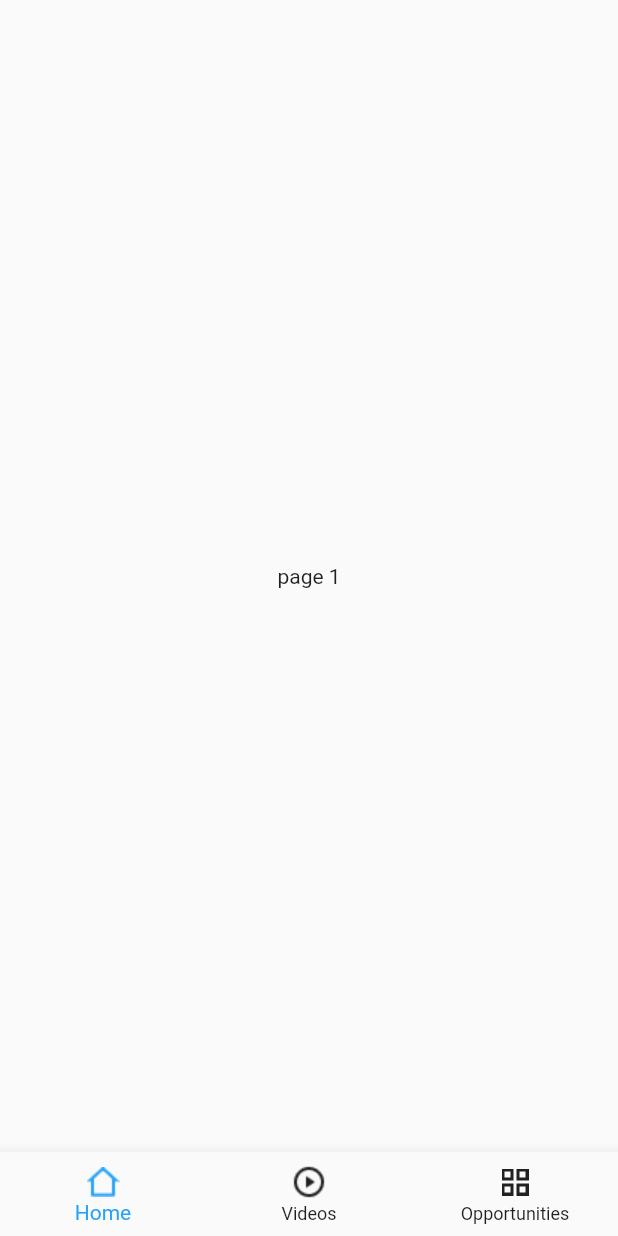
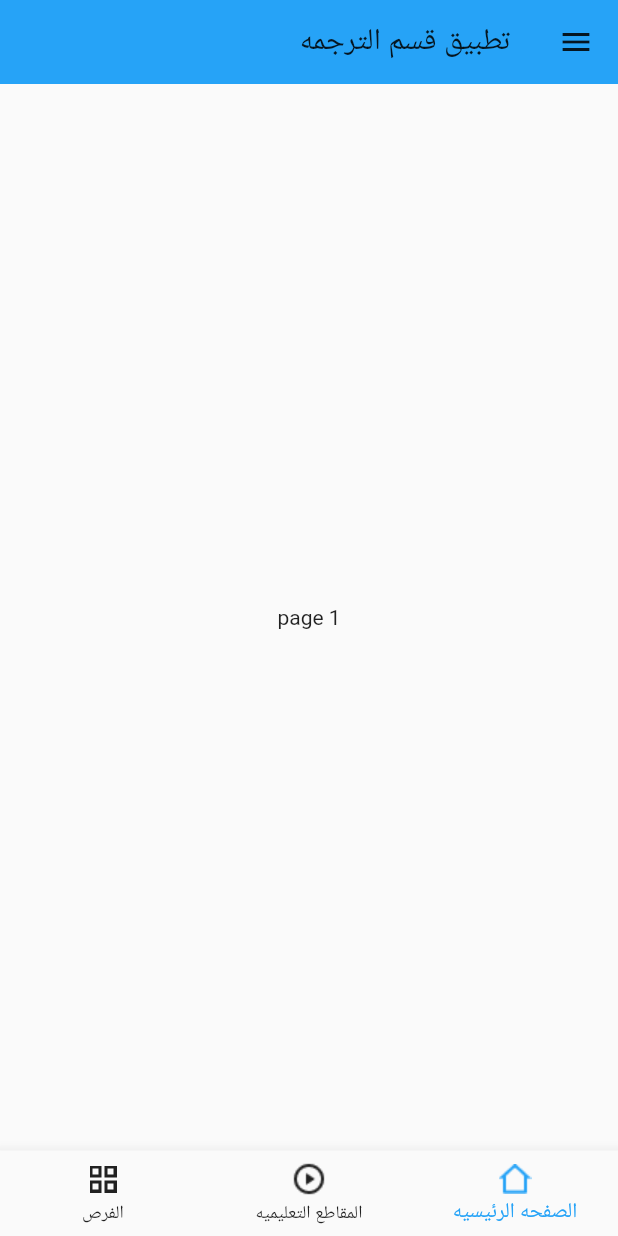
Before and after one commit to husseinkad/translation-dept.-app-, a Flutter app: the screen it shows after launch, on a phone screen of 412 x 824 dp. Run offline on Flutter 3.47's test engine with Material 2 defaults, Android fonts, the phone set to English and light mode, and no system bars.

Commit message:
app bar and some changes

```diff
--- /dev/null
+++ b/lib/home.dart
@@ -0,0 +1,69 @@
+import 'package:flutter/material.dart';
+
+
+class Home extends StatefulWidget {
+  const Home({Key? key}) : super(key: key);
+
+  @override
+  State<Home> createState() => _HomeState();
+}
+
+class _HomeState extends State<Home> {
+
+  int _selectedScreenIndex = 0;
+  static const List<Widget> _widgetOptions = <Widget>[
+    Text('page 1'),
+    Text('page 2'),
+    Text('page 3'),
+  ];
+
+  void _selectScreen(int index) {
+    setState(() {
+      _selectedScreenIndex = index;
+    });
+  }
+
+  @override
+  Widget build(BuildContext context) {
+    return Scaffold(
+      appBar: AppBar(
+        elevation: 0,
+        backgroundColor: const Color(0xFF26A3F7),
+        leading: const Icon(Icons.menu, color: Colors.black87,),
+        title: const Text('تطبيق قسم الترجمه', style: TextStyle(color: Colors.black87),),
+      ),
+      body: Center(
+        child: _widgetOptions.elementAt(_selectedScreenIndex),
+      ),
+      bottomNavigationBar: BottomNavigationBar(
+        // showSelectedLabels: false,
+        // showUnselectedLabels: false,
+        unselectedItemColor: Colors.black87,
+        selectedItemColor: const Color(0xFF26A3F7),
+        currentIndex: _selectedScreenIndex,
+        onTap: _selectScreen,
+        // backgroundColor: const Color(0xff191919),
+        items: const [
+          BottomNavigationBarItem(
+            icon: ImageIcon(
+              AssetImage("assets/home.png"),
+            ),
+            label: 'الصفحه الرئيسيه',
+          ),
+          BottomNavigationBarItem(
+            icon: ImageIcon(
+              AssetImage("assets/play.png"),
+            ),
+            label: 'المقاطع التعليميه',
+          ),
+          BottomNavigationBarItem(
+            icon: ImageIcon(
+              AssetImage("assets/cate.png"),
+            ),
+            label: 'الفرص',
+          ),
+        ],
+      ),
+    );
+  }
+}
--- a/lib/main.dart
+++ b/lib/main.dart
@@ -1,4 +1,6 @@
 import 'package:flutter/material.dart';
+
+import 'home.dart';
 
 void main() {
   WidgetsFlutterBinding.ensureInitialized();
@@ -13,72 +15,13 @@ class MyApp extends StatelessWidget {
   @override
   Widget build(BuildContext context) {
     return MaterialApp(
-      title: 'Flutter Demo',
+      debugShowCheckedModeBanner: false,
       theme: ThemeData(
         primarySwatch: Colors.blue,
       ),
-      home: const Home(),
+      home: const Directionality(
+        textDirection: TextDirection.rtl,
+          child: Home()),
     );
   }
 }
-
-class Home extends StatefulWidget {
-  const Home({Key? key}) : super(key: key);
-
-  @override
-  State<Home> createState() => _HomeState();
-}
-
-class _HomeState extends State<Home> {
-
-  int _selectedScreenIndex = 0;
-  static const List<Widget> _widgetOptions = <Widget>[
-    Text('page 1'),
-    Text('page 2'),
-    Text('page 3'),
-  ];
-
-  void _selectScreen(int index) {
-    setState(() {
-      _selectedScreenIndex = index;
-    });
-  }
-
-  @override
-  Widget build(BuildContext context) {
-    return Scaffold(
-      body: Center(
-        child: _widgetOptions.elementAt(_selectedScreenIndex),
-      ),
-      bottomNavigationBar: BottomNavigationBar(
-        // showSelectedLabels: false,
-        // showUnselectedLabels: false,
-        unselectedItemColor: Colors.black87,
-        selectedItemColor: const Color(0xFF26A3F7),
-        currentIndex: _selectedScreenIndex,
-        onTap: _selectScreen,
-        // backgroundColor: const Color(0xff191919),
-        items: const [
-          BottomNavigationBarItem(
-            icon: ImageIcon(
-              AssetImage("assets/home.png"),
-            ),
-            label: 'Home',
-          ),
-          BottomNavigationBarItem(
-            icon: ImageIcon(
-              AssetImage("assets/play.png"),
-            ),
-            label: 'Videos',
-          ),
-          BottomNavigationBarItem(
-            icon: ImageIcon(
-              AssetImage("assets/cate.png"),
-            ),
-            label: 'Opportunities',
-          ),
-        ],
-      ),
-    );
-  }
-}
```
